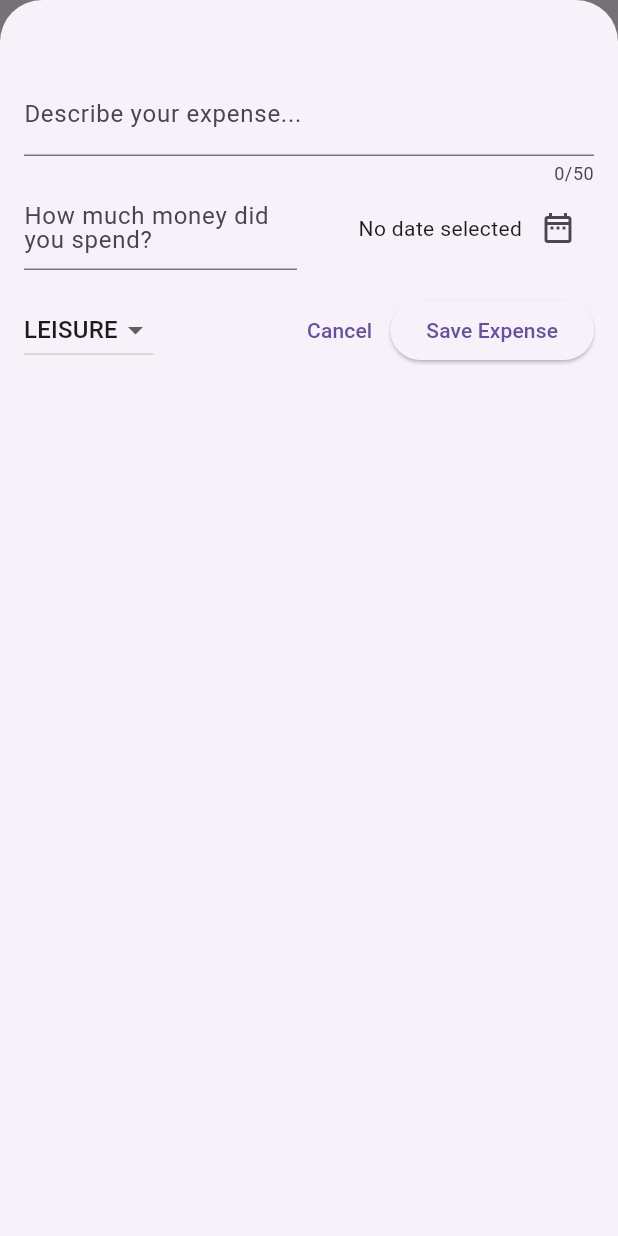
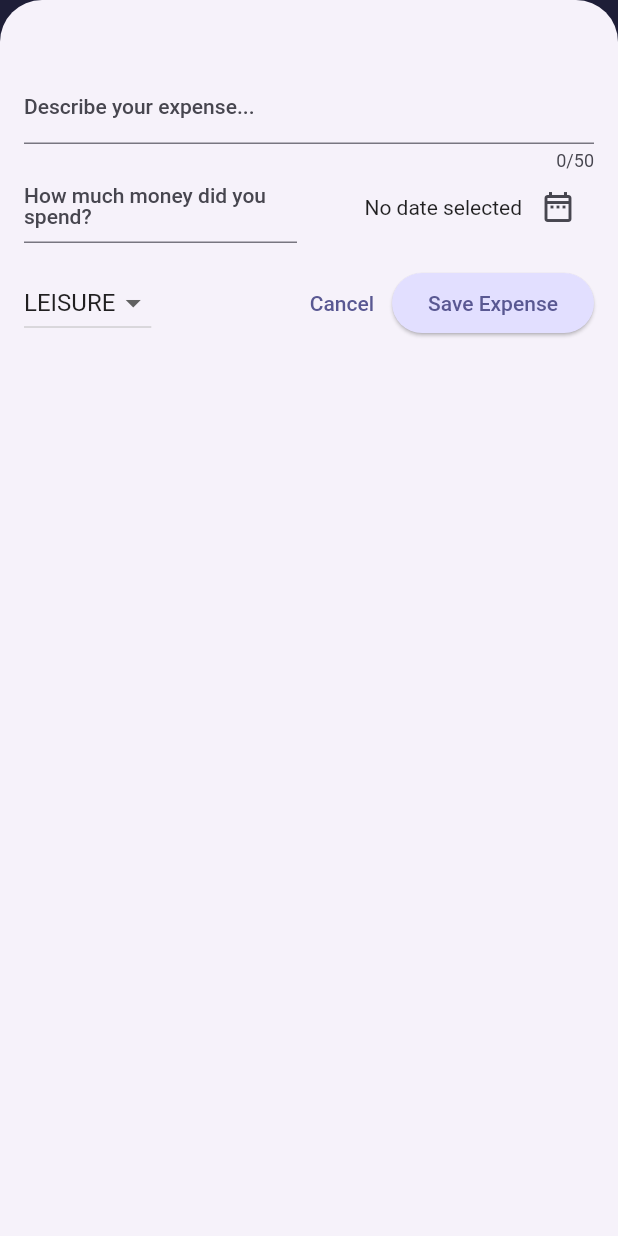
Before and after one commit to Lyubitshka/flutter_expenses_tracker, a Flutter app: the screen it shows after launch, after a tap on the "add" icon, on a phone screen of 412 x 824 dp. Run offline on Flutter 3.47's test engine with Material 2 defaults, Android fonts, the phone set to English and light mode, and no system bars.

Commit message:
first brush with Theme Widget

```diff
--- a/lib/main.dart
+++ b/lib/main.dart
@@ -2,10 +2,38 @@ import 'package:flutter/material.dart';
 
 import 'package:expenses_tracker_app_fifth_project/widgets/expenses.dart';
 
+var kColorScheme = ColorScheme.fromSeed(
+  seedColor: Color.fromARGB(255, 20, 9, 114),
+);
 void main() {
   runApp(
     MaterialApp(
-      theme: ThemeData(useMaterial3: true),
+      theme: ThemeData().copyWith(
+          useMaterial3: true,
+          colorScheme: kColorScheme,
+          appBarTheme: const AppBarTheme().copyWith(
+            backgroundColor: kColorScheme.onPrimaryContainer,
+            foregroundColor: kColorScheme.primaryContainer,
+          ),
+          cardTheme: const CardTheme().copyWith(
+            color: kColorScheme.secondaryContainer,
+            margin: const EdgeInsets.symmetric(
+              horizontal: 16,
+              vertical: 8,
+            ),
+          ),
+          elevatedButtonTheme: ElevatedButtonThemeData(
+            style: ElevatedButton.styleFrom(
+              backgroundColor: kColorScheme.primaryContainer,
+            ),
+          ),
+          textTheme: ThemeData().textTheme.copyWith(
+                titleLarge: TextStyle(
+                  fontWeight: FontWeight.normal,
+                  color: kColorScheme.onSecondaryContainer,
+                  fontSize: 16,
+                ),
+              )),
       home: const Expenses(),
     ),
   );
--- a/lib/widgets/expenses.dart
+++ b/lib/widgets/expenses.dart
@@ -53,13 +53,39 @@ class _ExpensesState extends State<Expenses> {
   }
 
   void _removeExpense(Expense expense) {
+    final expenseIdx = _registeredExpenses.indexOf(expense);
     setState(() {
       _registeredExpenses.remove(expense);
     });
+    ScaffoldMessenger.of(context).clearSnackBars();
+    ScaffoldMessenger.of(context).showSnackBar(
+      SnackBar(
+        duration: const Duration(seconds: 3),
+        content: const Text('Expense deleted'),
+        action: SnackBarAction(
+          label: 'Undo',
+          onPressed: () {
+            setState(() {
+              _registeredExpenses.insert(expenseIdx, expense);
+            });
+          },
+        ),
+      ),
+    );
   }
 
   @override
   Widget build(BuildContext context) {
+    Widget mainContent =
+        const Center(child: Text('No expenses found. Start adding some!'));
+
+    if (_registeredExpenses.isNotEmpty) {
+      mainContent = ExpensesList(
+        expenses: _registeredExpenses,
+        onRemoveExpense: _removeExpense,
+      );
+    }
+
     return Scaffold(
       appBar: AppBar(
         title: const Text(
@@ -81,10 +107,7 @@ class _ExpensesState extends State<Expenses> {
           ),
           //widget list
           Expanded(
-            child: ExpensesList(
-              expenses: _registeredExpenses,
-              onRemoveExpense: _removeExpense,
-            ),
+            child: mainContent,
           ),
         ],
       ),
```
